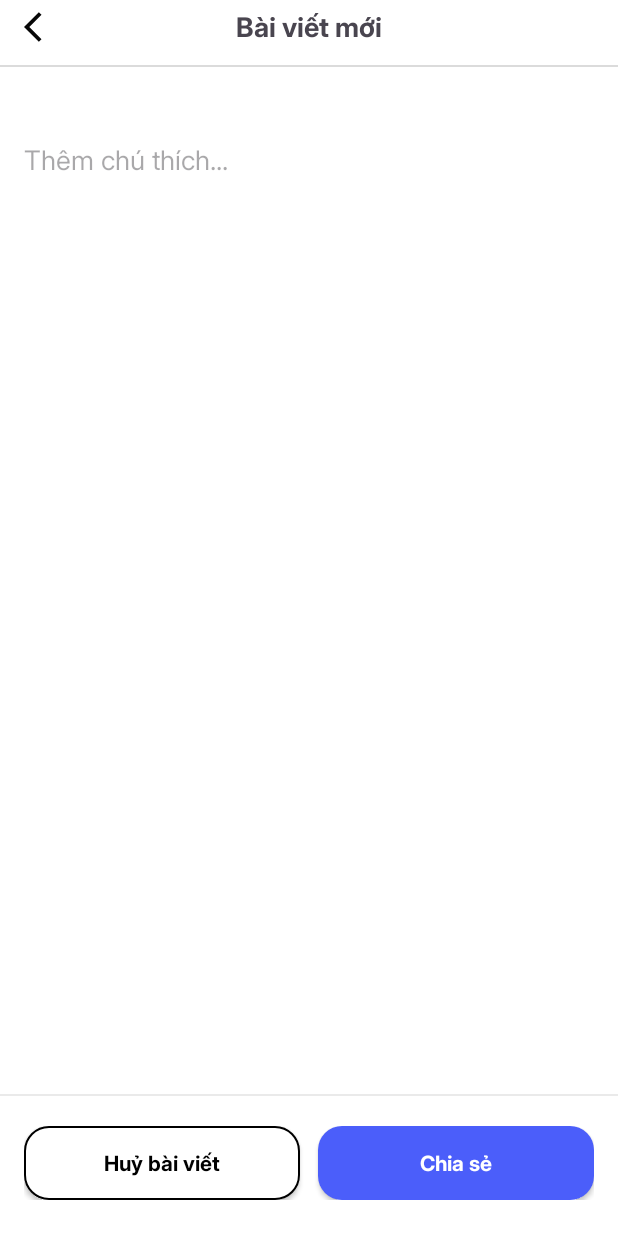
After one commit to haqt2003/instagram-clone, an Android app: the AddPostActivity screen opened directly, with no data from a screen before it, on a phone screen of 412 x 824 dp. The commit adds this screen. Run offline under Robolectric (Android 15) with nearby library versions, the phone set to English and light mode, and no system bars; pictures from the network do not load.

Commit message:
upload add

```diff
--- a/app/src/main/AndroidManifest.xml
+++ b/app/src/main/AndroidManifest.xml
@@ -8,14 +8,17 @@
         android:name=".ApplicationConfig"
         android:allowBackup="true"
         android:dataExtractionRules="@xml/data_extraction_rules"
-        android:networkSecurityConfig="@xml/network_security_config"
         android:fullBackupContent="@xml/backup_rules"
         android:icon="@mipmap/ic_launcher"
         android:label="@string/app_name"
+        android:networkSecurityConfig="@xml/network_security_config"
         android:roundIcon="@mipmap/ic_launcher_round"
         android:supportsRtl="true"
         android:theme="@style/Theme.Instagram"
         tools:targetApi="31">
+        <activity
+            android:name=".ui.AddPostActivity"
+            android:exported="false" />
         <activity
             android:name=".ui.UpdateUserActivity"
             android:exported="false" />
--- /dev/null
+++ b/app/src/main/java/com/example/instagram/adapters/AddPostAdapter.kt
@@ -0,0 +1,29 @@
+package com.example.instagram.adapters
+
+import android.view.LayoutInflater
+import android.view.ViewGroup
+import androidx.core.net.toUri
+import com.example.instagram.databinding.LayoutItemLinearHoriBinding
+
+class AddPostAdapter : BaseRecyclerView<LayoutItemLinearHoriBinding, String>() {
+    override fun getItemLayout(
+        inflater: LayoutInflater,
+        parent: ViewGroup
+    ): LayoutItemLinearHoriBinding {
+        return LayoutItemLinearHoriBinding.inflate(inflater, parent, false)
+    }
+
+    override fun areContentsTheSame(oldItem: String, newItem: String): Boolean {
+        return oldItem == newItem
+    }
+
+    override fun areItemsTheSame(oldItem: String, newItem: String): Boolean {
+        return oldItem == newItem
+    }
+
+    override fun setData(binding: LayoutItemLinearHoriBinding, item: String, layoutPosition: Int) {
+        with(binding) {
+            ivContent.setImageURI(item.toUri())
+        }
+    }
+}
--- /dev/null
+++ b/app/src/main/java/com/example/instagram/ui/AddPostActivity.kt
@@ -0,0 +1,46 @@
+package com.example.instagram.ui
+
+import android.os.Bundle
+import androidx.activity.enableEdgeToEdge
+import androidx.appcompat.app.AppCompatActivity
+import androidx.core.view.ViewCompat
+import androidx.core.view.WindowInsetsCompat
+import androidx.recyclerview.widget.LinearLayoutManager
+import com.example.instagram.R
+import com.example.instagram.adapters.AddPostAdapter
+import com.example.instagram.databinding.ActivityAddPostBinding
+
+class AddPostActivity : AppCompatActivity() {
+    private val binding: ActivityAddPostBinding by lazy {
+        ActivityAddPostBinding.inflate(layoutInflater)
+    }
+    private lateinit var adapter: AddPostAdapter
+    override fun onCreate(savedInstanceState: Bundle?) {
+        super.onCreate(savedInstanceState)
+        enableEdgeToEdge()
+        setContentView(binding.root)
+        ViewCompat.setOnApplyWindowInsetsListener(findViewById(R.id.cl_add)) { v, insets ->
+            val systemBars = insets.getInsets(WindowInsetsCompat.Type.systemBars())
+            v.setPadding(systemBars.left, systemBars.top, systemBars.right, systemBars.bottom)
+            insets
+        }
+
+        val uris = intent.getStringArrayListExtra("uris")
+        adapter = AddPostAdapter()
+        binding.rvPosts.adapter = adapter
+        binding.rvPosts.layoutManager = LinearLayoutManager(this, LinearLayoutManager.HORIZONTAL, false)
+        adapter.submitData(uris ?: emptyList())
+
+        binding.btPost.setOnClickListener {
+            finish()
+        }
+
+        binding.btCancel.setOnClickListener {
+            finish()
+        }
+
+        binding.ivBack.setOnClickListener {
+            finish()
+        }
+    }
+}
--- a/app/src/main/java/com/example/instagram/ui/MainActivity.kt
+++ b/app/src/main/java/com/example/instagram/ui/MainActivity.kt
@@ -2,7 +2,10 @@ package com.example.instagram.ui
 
 import android.content.Intent
 import android.os.Bundle
+import android.util.Log
 import androidx.activity.enableEdgeToEdge
+import androidx.activity.result.PickVisualMediaRequest
+import androidx.activity.result.contract.ActivityResultContracts
 import androidx.appcompat.app.AppCompatActivity
 import androidx.core.view.ViewCompat
 import androidx.core.view.WindowInsetsCompat
@@ -21,6 +24,17 @@ class MainActivity : AppCompatActivity() {
     private val profileFragment = ProfileFragment.newInstance()
 
     private val userViewModel: UserViewModel by viewModel()
+
+    private val pickMultipleMedia =
+        registerForActivityResult(ActivityResultContracts.PickMultipleVisualMedia(5)) { uris ->
+            if (uris.isNotEmpty()) {
+                val intent = Intent(this, AddPostActivity::class.java)
+                intent.putStringArrayListExtra("uris", ArrayList(uris.map { it.toString() }))
+                startActivity(intent)
+            } else {
+                Log.d("PhotoPicker", "No media selected")
+            }
+        }
 
     override fun onCreate(savedInstanceState: Bundle?) {
         super.onCreate(savedInstanceState)
@@ -63,6 +77,10 @@ class MainActivity : AppCompatActivity() {
                     replaceFragment(homeFragment)
                 }
 
+                R.id.it_add -> {
+                    selectImages()
+                }
+
                 R.id.it_profile -> {
                     it.setIcon(R.drawable.ic_user)
 
@@ -81,4 +99,8 @@ class MainActivity : AppCompatActivity() {
             .addToBackStack(null)
             .commit()
     }
+
+    private fun selectImages() {
+        pickMultipleMedia.launch(PickVisualMediaRequest(ActivityResultContracts.PickVisualMedia.ImageOnly))
+    }
 }
--- /dev/null
+++ b/app/src/main/res/drawable/custom_button_add.xml
@@ -0,0 +1,16 @@
+<?xml version="1.0" encoding="utf-8"?>
+<selector xmlns:android="http://schemas.android.com/apk/res/android">
+    <item android:state_pressed="true">
+        <shape>
+            <solid android:color="#364BF4"/>
+            <corners android:radius="16dp"/>
+        </shape>
+    </item>
+
+    <item>
+        <shape>
+            <solid android:color="#4B5EFA"/>
+            <corners android:radius="16dp"/>
+        </shape>
+    </item>
+</selector>
--- /dev/null
+++ b/app/src/main/res/drawable/custom_button_cancel.xml
@@ -0,0 +1,8 @@
+<?xml version="1.0" encoding="utf-8"?>
+<shape xmlns:android="http://schemas.android.com/apk/res/android">
+    <solid android:color="@color/white" />
+    <corners android:radius="16dp" />
+    <stroke
+        android:width="1dp"
+        android:color="@color/black" />
+</shape>
--- /dev/null
+++ b/app/src/main/res/layout/activity_add_post.xml
@@ -0,0 +1,128 @@
+<?xml version="1.0" encoding="utf-8"?>
+<androidx.constraintlayout.widget.ConstraintLayout xmlns:android="http://schemas.android.com/apk/res/android"
+    xmlns:app="http://schemas.android.com/apk/res-auto"
+    xmlns:tools="http://schemas.android.com/tools"
+    android:id="@+id/cl_add"
+    android:layout_width="match_parent"
+    android:layout_height="match_parent"
+    android:background="@color/white"
+    tools:context=".ui.AddPostActivity">
+
+    <androidx.constraintlayout.widget.ConstraintLayout
+        android:id="@+id/cl_header"
+        android:layout_width="match_parent"
+        android:layout_height="wrap_content"
+        app:layout_constraintTop_toTopOf="parent"
+        app:layout_constraintStart_toStartOf="parent"
+        app:layout_constraintEnd_toEndOf="parent"
+        android:layout_marginHorizontal="16dp"
+        android:layout_marginTop="4dp">
+
+        <androidx.appcompat.widget.AppCompatImageView
+            android:id="@+id/iv_back"
+            android:layout_width="wrap_content"
+            android:layout_height="wrap_content"
+            app:layout_constraintTop_toTopOf="parent"
+            app:layout_constraintBottom_toBottomOf="parent"
+            app:layout_constraintStart_toStartOf="parent"
+            android:src="@drawable/ic_back"/>
+
+            <androidx.appcompat.widget.AppCompatTextView
+                android:layout_width="wrap_content"
+                android:layout_height="wrap_content"
+                app:layout_constraintTop_toTopOf="parent"
+                app:layout_constraintBottom_toBottomOf="parent"
+                app:layout_constraintStart_toStartOf="parent"
+                app:layout_constraintEnd_toEndOf="parent"
+                android:text="Bài viết mới"
+                android:textSize="18sp"
+                android:fontFamily="@font/inter_bold"/>
+
+    </androidx.constraintlayout.widget.ConstraintLayout>
+
+    <View
+        android:id="@+id/v_divider"
+        android:layout_width="match_parent"
+        android:layout_height="1dp"
+        app:layout_constraintStart_toStartOf="parent"
+        app:layout_constraintEnd_toEndOf="parent"
+        app:layout_constraintTop_toBottomOf="@id/cl_header"
+        android:layout_marginTop="12dp"
+        android:background="#DBDBDB"/>
+
+    <androidx.recyclerview.widget.RecyclerView
+        android:id="@+id/rv_posts"
+        android:layout_width="wrap_content"
+        android:layout_height="wrap_content"
+        app:layout_constraintTop_toBottomOf="@+id/v_divider"
+        app:layout_constraintStart_toStartOf="parent"
+        android:layout_marginHorizontal="12dp"
+        android:paddingEnd="12dp"
+        android:layout_marginTop="20dp" />
+
+    <androidx.appcompat.widget.AppCompatEditText
+        android:id="@+id/et_content"
+        android:layout_width="match_parent"
+        android:layout_height="wrap_content"
+        app:layout_constraintTop_toBottomOf="@+id/rv_posts"
+        app:layout_constraintStart_toStartOf="parent"
+        app:layout_constraintEnd_toEndOf="parent"
+        android:layout_marginHorizontal="16dp"
+        android:layout_marginTop="28dp"
+        android:hint="Thêm chú thích..."
+        android:background="@null"
+        android:textColor="@color/black"
+        android:inputType="textMultiLine" />
+
+    <View
+        android:id="@+id/v_divider1"
+        android:layout_width="match_parent"
+        android:layout_height="1dp"
+        app:layout_constraintStart_toStartOf="parent"
+        app:layout_constraintEnd_toEndOf="parent"
+        app:layout_constraintBottom_toTopOf="@id/ll_button"
+        android:layout_marginBottom="20dp"
+        android:background="#EAEAEA"/>
+
+    <androidx.appcompat.widget.LinearLayoutCompat
+        android:id="@+id/ll_button"
+        android:layout_width="match_parent"
+        android:layout_height="wrap_content"
+        app:layout_constraintBottom_toBottomOf="parent"
+        app:layout_constraintEnd_toEndOf="parent"
+        app:layout_constraintStart_toStartOf="parent"
+        android:layout_marginBottom="24dp"
+        android:layout_marginHorizontal="16dp"
+        android:orientation="horizontal"
+        android:weightSum="10">
+
+        <androidx.appcompat.widget.AppCompatButton
+            android:id="@+id/bt_cancel"
+            android:layout_width="0dp"
+            android:layout_height="wrap_content"
+            android:layout_weight="5"
+            android:paddingVertical="14dp"
+            android:elevation="0dp"
+            android:text="Huỷ bài viết"
+            android:textAllCaps="false"
+            android:fontFamily="@font/inter_bold"
+            android:textColor="@color/black"
+            android:background="@drawable/custom_button_cancel"/>
+
+        <androidx.appcompat.widget.AppCompatButton
+            android:id="@+id/bt_post"
+            android:layout_width="0dp"
+            android:layout_height="wrap_content"
+            android:layout_weight="5"
+            android:layout_marginStart="12dp"
+            android:text="Chia sẻ"
+            android:elevation="0dp"
+            android:paddingVertical="14dp"
+            android:textAllCaps="false"
+            android:textColor="@color/white"
+            android:fontFamily="@font/inter_bold"
+            android:background="@drawable/custom_button_add"/>
+
+    </androidx.appcompat.widget.LinearLayoutCompat>
+
+</androidx.constraintlayout.widget.ConstraintLayout>
--- /dev/null
+++ b/app/src/main/res/layout/layout_item_linear_hori.xml
@@ -0,0 +1,19 @@
+<androidx.cardview.widget.CardView xmlns:app="http://schemas.android.com/apk/res-auto"
+    xmlns:android="http://schemas.android.com/apk/res/android"
+    android:layout_width="wrap_content"
+    android:layout_height="wrap_content"
+    app:layout_constraintTop_toTopOf="parent"
+    app:layout_constraintBottom_toBottomOf="parent"
+    app:layout_constraintEnd_toEndOf="parent"
+    app:layout_constraintStart_toStartOf="parent"
+    android:layout_marginEnd="12dp"
+    app:cardCornerRadius="20dp"
+    app:cardElevation="0dp">
+
+    <androidx.appcompat.widget.AppCompatImageView
+        android:id="@+id/iv_content"
+        android:layout_width="250dp"
+        android:layout_height="350dp"
+        android:scaleType="centerCrop"
+        android:src="@drawable/img"/>
+</androidx.cardview.widget.CardView>
```
